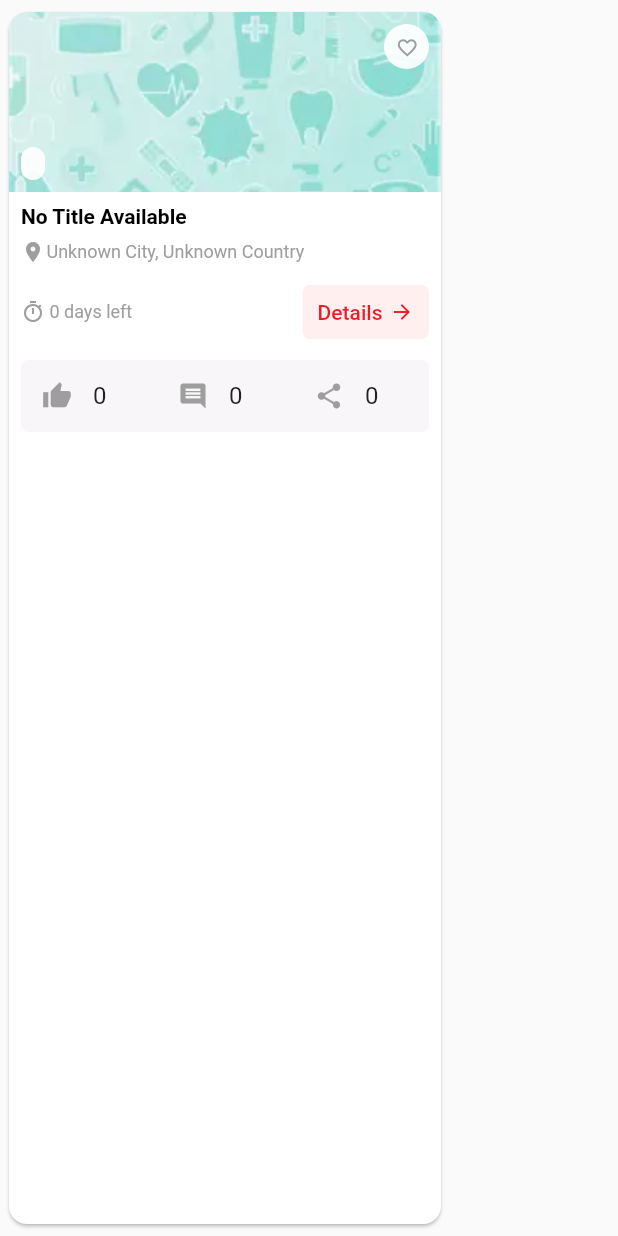
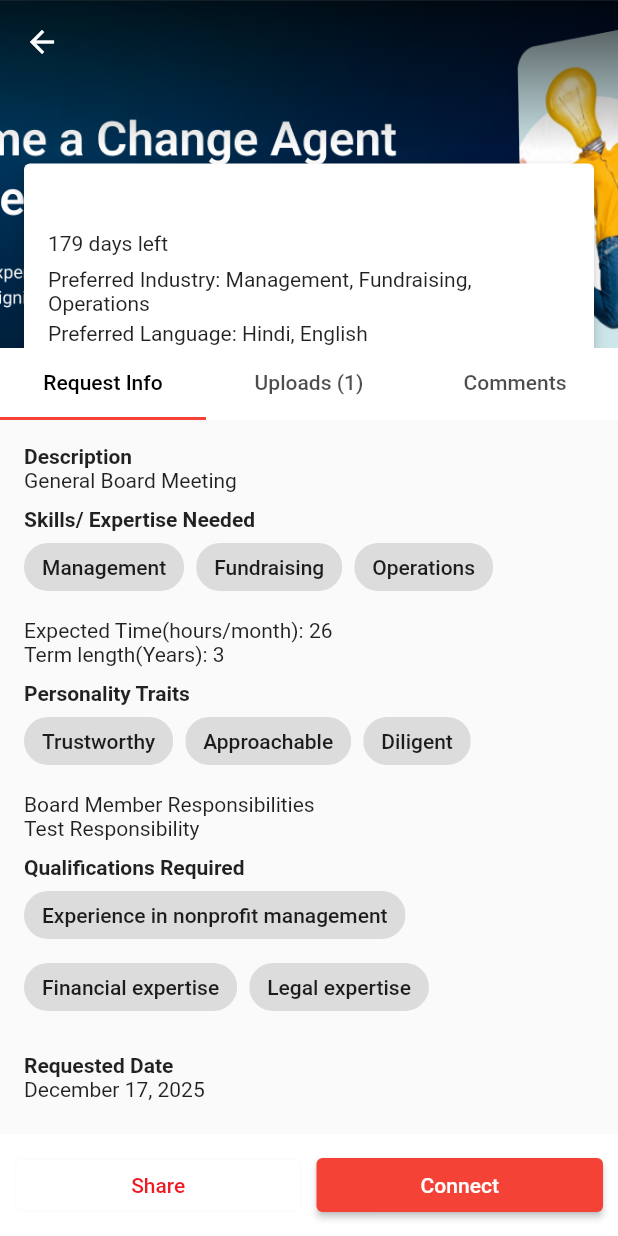
Before and after one commit to suresh429/flutter_getx_mvvm, a Flutter app: the ExploreCard widget shown alone on an empty page, opened directly with empty values, after a tap on "Details", on a phone screen of 412 x 824 dp. Run offline on Flutter 3.47's test engine with Material 3 defaults, Android fonts, the phone set to English and light mode, and no system bars; our stand-ins replace cached_network_image, connectivity_plus, country_code_picker, dio, flutter_svg, flutter_typeahead and 5 more; missing offline and left inert: flutter_custom_tabs; accounts and stored records are empty; network calls fail; statements that could not run were skipped.

Commit message:
details and setting screen added

```diff
--- a/lib/common_main.dart
+++ b/lib/common_main.dart
@@ -2,6 +2,7 @@ import 'package:flutter/material.dart';
 import 'package:flutter/services.dart';
 import 'package:flutter_getx_mvvm/service/ConnectivityService.dart';
 import 'package:flutter_getx_mvvm/view/comments_screen.dart';
+import 'package:flutter_getx_mvvm/view/details_screen.dart';
 import 'package:flutter_getx_mvvm/view/explore_screen.dart';
 import 'package:flutter_getx_mvvm/view/login_view.dart';
 import 'package:flutter_getx_mvvm/view/main_screen.dart';
@@ -104,11 +105,11 @@ class MyApp extends StatelessWidget {
           contentPadding: EdgeInsets.symmetric(horizontal: 12, vertical: 16),
         ),
       ),
-      home: isLoggedIn ? MainScreen() : const LoginView(),
+      initialRoute: isLoggedIn ? '/main' : '/login',
       getPages: [
-        GetPage(name: '/', page: () => const LoginView()),
-        GetPage(name: '/home', page: () => MainScreen()),
-        // Define your home screen
+        GetPage(name: '/login', page: () => const LoginView()),
+        GetPage(name: '/main', page: () => MainScreen()),  // removed const
+        GetPage(name: '/details', page: () => const DetailsScreen()),
         GetPage(name: '/explore', page: () => ExploreScreen()),
         GetPage(name: '/managePref', page: () => const ManagePreferences()),
         GetPage(name: '/settings', page: () => SettingsScreen()),
--- /dev/null
+++ b/lib/view/details_screen.dart
@@ -0,0 +1,391 @@
+import 'package:flutter/material.dart';
+import 'package:get/get.dart';
+
+class DetailsScreen extends StatefulWidget {
+  const DetailsScreen({super.key});
+
+  @override
+  State<DetailsScreen> createState() => _DetailsScreenState();
+}
+
+class _DetailsScreenState extends State<DetailsScreen> with SingleTickerProviderStateMixin {
+  late TabController _tabController;
+  final ScrollController _scrollController = ScrollController();
+  late final dynamic exploreModel;
+
+  @override
+  void initState() {
+    super.initState();
+    exploreModel = Get.arguments;
+    _tabController = TabController(length: 3, vsync: this);
+  }
+
+  @override
+  void dispose() {
+    _tabController.dispose();
+    _scrollController.dispose();
+    super.dispose();
+  }
+
+  @override
+  Widget build(BuildContext context) {
+    return Scaffold(
+      body: DefaultTabController(
+        length: 3,
+        child: NestedScrollView(
+          headerSliverBuilder: (BuildContext context, bool innerBoxIsScrolled) {
+            return [
+              SliverAppBar(
+                expandedHeight: 280,
+                floating: false,
+                pinned: true,
+                elevation: 0,
+                toolbarHeight: 0, // Set to 0 to hide app bar when collapsed
+                backgroundColor: Colors.white,
+                bottom: PreferredSize(
+                  preferredSize: const Size.fromHeight(kToolbarHeight),
+                  child: Container(
+                    color: Colors.white,
+                    child: TabBar(
+                      controller: _tabController,
+                      padding: EdgeInsets.zero,
+                      indicatorPadding: EdgeInsets.zero,
+                      labelPadding: const EdgeInsets.symmetric(horizontal: 16),
+                      tabs: const [
+                        Tab(text: 'Request Info'),
+                        Tab(text: 'Uploads (1)'),
+                        Tab(text: 'Comments'),
+                      ],
+                      labelColor: Colors.black,
+                      indicatorColor: Colors.red,
+                    ),
+                  ),
+                ),
+                flexibleSpace: FlexibleSpaceBar(
+                  background: Stack(
+                    children: [
+                      // Banner Image
+                      Image.asset(
+                        'assets/banner_image.png',
+                        width: double.infinity,
+                        height: 280,
+                        fit: BoxFit.cover,
+                      ),
+                      // Add a gradient overlay for better text visibility at top
+                      Positioned(
+                        top: 0,
+                        left: 0,
+                        right: 0,
+                        height: 100,
+                        child: Container(
+                          decoration: BoxDecoration(
+                            gradient: LinearGradient(
+                              begin: Alignment.topCenter,
+                              end: Alignment.bottomCenter,
+                              colors: [
+                                Colors.black.withOpacity(0.7),
+                                Colors.transparent,
+                              ],
+                            ),
+                          ),
+                        ),
+                      ),
+                      // Back button and title
+                      Positioned(
+                        top: MediaQuery.of(context).padding.top,
+                        left: 0,
+                        right: 0,
+                        child: AppBar(
+                          backgroundColor: Colors.transparent,
+                          elevation: 0,
+                          leading: IconButton(
+                            icon: const Icon(Icons.arrow_back, color: Colors.white),
+                            onPressed: () => Get.back(),
+                          ),
+                          title: Text(
+                            exploreModel?.title ?? "Request Details",
+                            style: const TextStyle(color: Colors.white),
+                          ),
+                        ),
+                      ),
+                      // Header Card Overlay
+                      Positioned(
+                        bottom: 0,
+                        left: 16,
+                        right: 16,
+                        child: Card(
+                          elevation: 4,
+                          margin: EdgeInsets.zero,
+                          child: Padding(
+                            padding: const EdgeInsets.all(16.0),
+                            child: _buildHeaderCard(),
+                          ),
+                        ),
+                      ),
+                    ],
+                  ),
+                ),
+              ),
+            ];
+          },
+          body: TabBarView(
+            controller: _tabController,
+            children: [
+              SingleChildScrollView(
+                child: Column(
+                  children: [
+                    _buildRequestInfo(),
+                  ],
+                ),
+              ),
+              SingleChildScrollView(
+                child: _buildUploads(),
+              ),
+              SingleChildScrollView(
+                child: _buildComments(),
+              ),
+            ],
+          ),
+        ),
+      ),
+      bottomNavigationBar: Container(
+        color: Colors.white,
+        padding: const EdgeInsets.all(10),
+        child: Row(
+          children: [
+            Expanded(
+              child: OutlinedButton(
+                onPressed: () {},
+                child: const Text("Share"),
+              ),
+            ),
+            const SizedBox(width: 10),
+            Expanded(
+              child: ElevatedButton(
+                onPressed: () {},
+                style: ElevatedButton.styleFrom(backgroundColor: Colors.red),
+                child: const Text("Connect"),
+              ),
+            ),
+          ],
+        ),
+      ),
+    );
+  }
+
+  Widget _buildHeaderCard() {
+    return Column(
+      crossAxisAlignment: CrossAxisAlignment.start,
+      mainAxisSize: MainAxisSize.min,
+      children: [
+        Text(
+          exploreModel?.title ?? "Advocate General Meeting for Board Member Elections",
+          style: const TextStyle(fontSize: 18, fontWeight: FontWeight.bold, color: Colors.black87),
+        ),
+        const SizedBox(height: 8),
+        const Text("179 days left", style: TextStyle(color: Colors.black87)),
+        const SizedBox(height: 8),
+        const Text("Preferred Industry: Management, Fundraising, Operations",
+          style: TextStyle(color: Colors.black87)),
+        const SizedBox(height: 4),
+        const Text("Preferred Language: Hindi, English",
+          style: TextStyle(color: Colors.black87)),
+        const SizedBox(height: 10),
+        Row(
+          mainAxisAlignment: MainAxisAlignment.spaceAround,
+          children: const [
+            Icon(Icons.thumb_up_off_alt, color: Colors.black54),
+            Icon(Icons.comment, color: Colors.black54),
+            Icon(Icons.share, color: Colors.black54),
+          ],
+        )
+      ],
+    );
+  }
+
+  Widget _buildRequestInfo() {
+    return Padding(
+      padding: const EdgeInsets.all(16),
+      child: Column(
+        crossAxisAlignment: CrossAxisAlignment.start,
+        children: [
+          const Text("Description", style: TextStyle(fontWeight: FontWeight.bold)),
+          const Text("General Board Meeting"),
+          const SizedBox(height: 10),
+          const Text("Skills/ Expertise Needed", style: TextStyle(fontWeight: FontWeight.bold)),
+          Wrap(
+            spacing: 8,
+            children: const [
+              Chip(label: Text("Management")),
+              Chip(label: Text("Fundraising")),
+              Chip(label: Text("Operations")),
+            ],
+          ),
+          const SizedBox(height: 10),
+          const Text("Expected Time(hours/month): 26"),
+          const Text("Term length(Years): 3"),
+          const SizedBox(height: 10),
+          const Text("Personality Traits", style: TextStyle(fontWeight: FontWeight.bold)),
+          Wrap(
+            spacing: 8,
+            children: const [
+              Chip(label: Text("Trustworthy")),
+              Chip(label: Text("Approachable")),
+              Chip(label: Text("Diligent")),
+            ],
+          ),
+          const SizedBox(height: 10),
+          const Text("Board Member Responsibilities"),
+          const Text("Test Responsibility"),
+          const SizedBox(height: 10),
+          const Text("Qualifications Required", style: TextStyle(fontWeight: FontWeight.bold)),
+          Wrap(
+            spacing: 8,
+            children: const [
+              Chip(label: Text("Experience in nonprofit management")),
+              Chip(label: Text("Financial expertise")),
+              Chip(label: Text("Legal expertise")),
+            ],
+          ),
+          const SizedBox(height: 20),
+          const Text("Requested Date", style: TextStyle(fontWeight: FontWeight.bold)),
+          const Text("December 17, 2025"),
+          const SizedBox(height: 20),
+          _buildInfoCard("Created By", "Harishwar Miryanam", "17-Jun-2025", "Hyderabad", Colors.purple, 'H'),
+          const SizedBox(height: 10),
+          _buildInfoCard("Beneficiary", "New Organization", "05-Jun-2025", "West Delhi", Colors.red, 'O'),
+        ],
+      ),
+    );
+  }
+
+  Widget _buildInfoCard(String title, String name, String date, String location, Color avatarColor, String initial) {
+    return Card(
+      shape: RoundedRectangleBorder(borderRadius: BorderRadius.circular(10)),
+      child: Padding(
+        padding: const EdgeInsets.all(12),
+        child: Column(
+          crossAxisAlignment: CrossAxisAlignment.start,
+          children: [
+            Text(title, style: const TextStyle(fontWeight: FontWeight.bold)),
+            const Divider(),
+            Row(
+              children: [
+                CircleAvatar(radius: 24, backgroundColor: avatarColor, child: Text(initial, style: const TextStyle(color: Colors.white))),
+                const SizedBox(width: 10),
+                Column(
+                  crossAxisAlignment: CrossAxisAlignment.start,
+                  children: [
+                    Text(name, style: const TextStyle(fontWeight: FontWeight.w600)),
+                    Text(date),
+                    Row(children: [const Icon(Icons.location_on, size: 14), Text(location)])
+                  ],
+                )
+              ],
+            )
+          ],
+        ),
+      ),
+    );
+  }
+
+  Widget _buildUploads() {
+    return Padding(
+      padding: const EdgeInsets.all(16),
+      child: ListTile(
+        leading: const Icon(Icons.picture_as_pdf, color: Colors.red),
+        title: const Text("Board Member Document.pdf"),
+        trailing: const Icon(Icons.visibility),
+        onTap: () {},
+      ),
+    );
+  }
+
+  Widget _buildComments() {
+    return Padding(
+      padding: const EdgeInsets.all(16),
+      child: Column(
+        crossAxisAlignment: CrossAxisAlignment.start,
+        children: [
+          Row(
+            children: const [
+              CircleAvatar(backgroundImage: AssetImage('assets/avatar.png')),
+              SizedBox(width: 8),
+              Text("LaLisa Manoban", style: TextStyle(fontWeight: FontWeight.bold)),
+              Spacer(),
+              Text("20-Jun-2025 02:35 PM", style: TextStyle(fontSize: 12))
+            ],
+          ),
+          const SizedBox(height: 8),
+          const Text("hi"),
+          const SizedBox(height: 8),
+          Row(
+            children: const [
+              Text("Reply", style: TextStyle(color: Colors.blue)),
+              Spacer(),
+              Icon(Icons.edit),
+              SizedBox(width: 10),
+              Icon(Icons.delete),
+            ],
+          ),
+          const Divider(),
+          Row(
+            children: [
+              const CircleAvatar(backgroundImage: AssetImage('assets/avatar.png'), radius: 16),
+              const SizedBox(width: 8),
+              Expanded(
+                child: TextField(
+                  decoration: InputDecoration(
+                    hintText: "Add a comment...",
+                    suffixIcon: IconButton(
+                      icon: const Icon(Icons.send, color: Colors.red),
+                      onPressed: () {},
+                    ),
+                    border: OutlineInputBorder(
+                      borderRadius: BorderRadius.circular(20),
+                    ),
+                    contentPadding: const EdgeInsets.symmetric(horizontal: 12, vertical: 8),
+                  ),
+                ),
+              )
+            ],
+          )
+        ],
+      ),
+    );
+  }
+}
+
+class _StickyTabBarDelegate extends SliverPersistentHeaderDelegate {
+  final TabBar tabBar;
+
+  _StickyTabBarDelegate(this.tabBar);
+
+  @override
+  Widget build(BuildContext context, double shrinkOffset, bool overlapsContent) {
+    return Container(
+      decoration: const BoxDecoration(
+        color: Colors.white,
+        border: Border(
+          top: BorderSide(
+            color: Colors.white,
+            width: 0,
+          ),
+        ),
+      ),
+      child: Material(
+        color: Colors.white,
+        child: tabBar,
+      ),
+    );
+  }
+
+  @override
+  double get maxExtent => 48.0; // Fixed height for the tab bar
+
+  @override
+  double get minExtent => 48.0; // Same as maxExtent for consistent height
+
+  @override
+  bool shouldRebuild(SliverPersistentHeaderDelegate oldDelegate) => false;
+}
--- a/lib/view/manage_account_screen.dart
+++ b/lib/view/manage_account_screen.dart
@@ -72,10 +72,14 @@ class _ManageAccountScreenState extends State<ManageAccountScreen> {
     required int? groupValue,
     required ValueChanged<int?>? onChanged,
   }) {
+    final isSelected = value == groupValue;
     return Container(
       decoration: BoxDecoration(
         color: Colors.white,
-        border: Border.all(color: Colors.grey, width: 1),
+        border: Border.all(
+          color: isSelected ? Colors.red : Colors.grey,
+          width: isSelected ? 2 : 1,
+        ),
         borderRadius: BorderRadius.circular(8),
         boxShadow: [
           BoxShadow(
@@ -86,36 +90,45 @@ class _ManageAccountScreenState extends State<ManageAccountScreen> {
         ],
       ),
       padding: const EdgeInsets.all(16),
-      child: Row(
+      child: Column(
         crossAxisAlignment: CrossAxisAlignment.start,
+        children: [
+          Row(
             children: [
               Radio<int?>(
                 value: value,
                 groupValue: groupValue,
                 onChanged: onChanged,
+                activeColor: Colors.red,
+                fillColor: MaterialStateProperty.resolveWith<Color>(
+                  (Set<MaterialState> states) {
+                    if (states.contains(MaterialState.selected)) {
+                      return Colors.red;
+                    }
+                    return Colors.grey;
+                  },
                 ),
-          SizedBox(width: 8),
+              ),
               Expanded(
-            child: Column(
-              crossAxisAlignment: CrossAxisAlignment.start,
-              children: [
-                Text(
+                child: Text(
                   label,
                   style: TextStyle(
+                    fontSize: 16,
                     fontWeight: FontWeight.bold,
-                    fontSize: 16,
                   ),
                 ),
-                SizedBox(height: 8),
-                Text(
+              ),
+            ],
+          ),
+          Padding(
+            padding: EdgeInsets.only(left: 48), // Aligns with radio button
+            child: Text(
               description,
               style: TextStyle(
                 fontSize: 14,
                 color: Colors.black87,
-                    height: 1.5,
+                height: 1.4,
               ),
-                ),
-              ],
             ),
           ),
         ],
--- a/lib/widget/explore_card.dart
+++ b/lib/widget/explore_card.dart
@@ -43,8 +43,10 @@ class _ExploreCardState extends State<ExploreCard> {
         margin: const EdgeInsets.symmetric(vertical: 8, horizontal: 6),
         shape: RoundedRectangleBorder(borderRadius: BorderRadius.circular(12)),
         elevation: 1,
+        child: SingleChildScrollView(  // Added to handle overflow
           child: Column(
             crossAxisAlignment: CrossAxisAlignment.start,
+            mainAxisSize: MainAxisSize.min,  // Added to prevent expansion
             children: [
               Stack(
                 children: [
@@ -149,19 +151,15 @@ class _ExploreCardState extends State<ExploreCard> {
                       children: [
                         Row(
                           children: [
-                          const Icon(Icons.timer_outlined,
-                              size: 16, color: Colors.grey),
+                            const Icon(Icons.timer_outlined, size: 16, color: Colors.grey),
                             const SizedBox(width: 3),
-                          Text(timeLeft,
-                              style: const TextStyle(
-                                  fontSize: 12, color: Colors.grey)),
+                            Text(timeLeft, style: const TextStyle(fontSize: 12, color: Colors.grey)),
                           ],
                         ),
                         OutlinedButton(
-                        onPressed: () {},
+                          onPressed: () => Get.toNamed('/details', arguments: widget.exploreModel),  // Fixed navigation
                           style: ElevatedButton.styleFrom(
-                         // foregroundColor: Colors.white, // Text and icon color
-                          backgroundColor: const Color(0xFFFFEFEF),   // Red background
+                            backgroundColor: const Color(0xFFFFEFEF),
                             side: const BorderSide(color: Colors.transparent),
                             shape: RoundedRectangleBorder(
                               borderRadius: BorderRadius.circular(5),
@@ -170,10 +168,11 @@ class _ExploreCardState extends State<ExploreCard> {
                           ),
                           child: Row(
                             mainAxisAlignment: MainAxisAlignment.center,
+                            mainAxisSize: MainAxisSize.min,  // Added to prevent expansion
                             children: [
-                            Text("Details",style: TextStyle(color: ColorUtils.colorPrimary)),
+                              Text("Details", style: TextStyle(color: ColorUtils.colorPrimary)),
                               const SizedBox(width: 5),
-                            Icon(Icons.arrow_forward,color: ColorUtils.colorPrimary, size: 16),
+                              Icon(Icons.arrow_forward, color: ColorUtils.colorPrimary, size: 16),
                             ],
                           ),
                         ),
@@ -181,6 +180,7 @@ class _ExploreCardState extends State<ExploreCard> {
                     ),
                     const SizedBox(height: 8),
                     Container(
+                      width: double.infinity,
                       decoration: BoxDecoration(
                         color: const Color(0x82F1EEF1),
                         borderRadius: BorderRadius.circular(5),
@@ -274,12 +274,26 @@ class _ExploreCardState extends State<ExploreCard> {
                           ),
                         ],
                       ),
-                  )
-
+                    ),
+                    Padding(
+                      padding: const EdgeInsets.all(8.0),
+                      child: Row(
+                        mainAxisAlignment: MainAxisAlignment.end,
+                        children: [
+                          ElevatedButton(
+                            onPressed: () {
+                              Get.toNamed('/details', arguments: widget.exploreModel);
+                            },
+                            child: const Text('Details'),
+                          ),
                         ],
                       ),
                     ),
                   ],
+                ),
+              ),
+            ],
+          ),
         ),
       ),
     );
```
Lines whose indentation alone changed are shown as unchanged.
